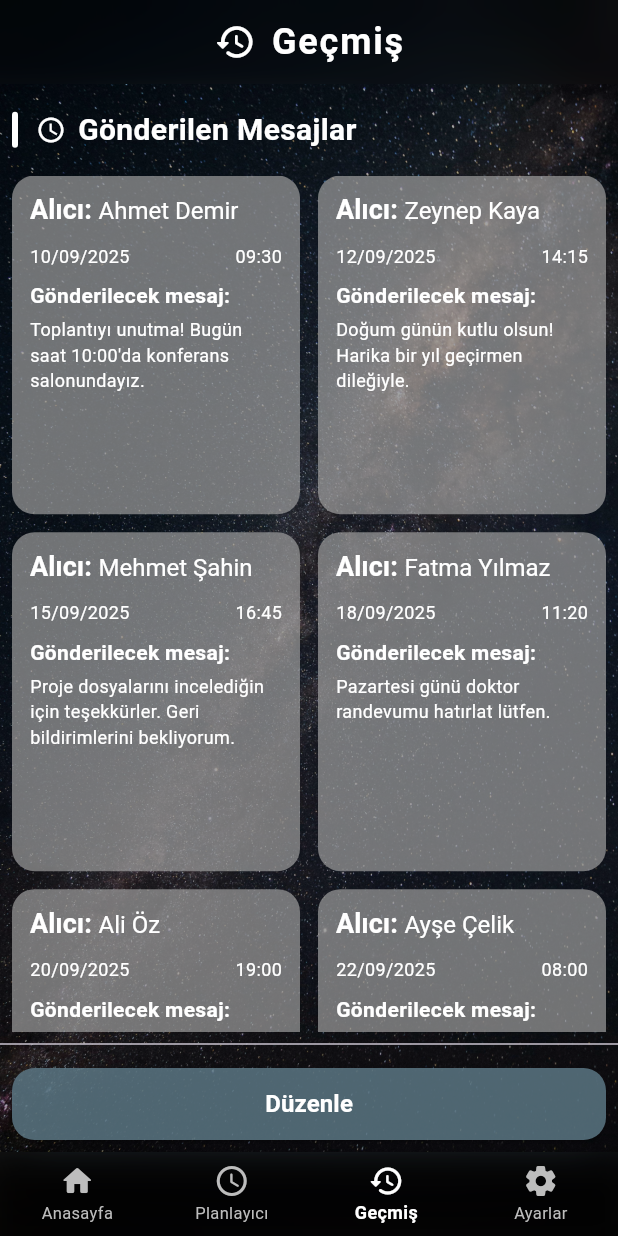
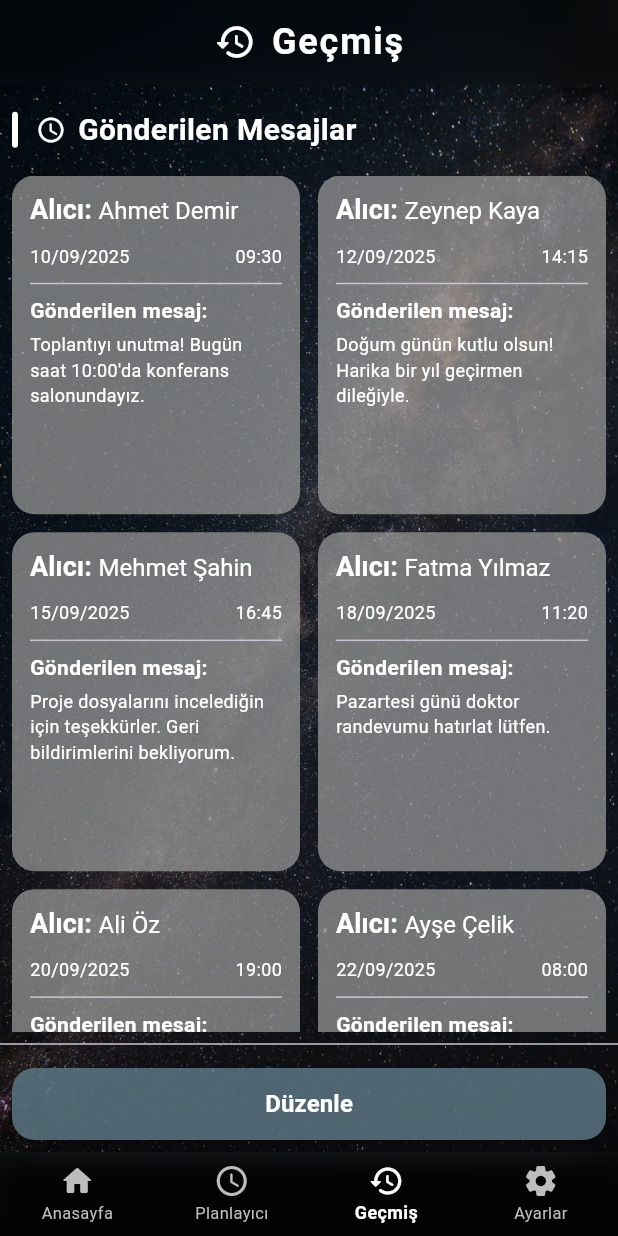
Before and after one commit to BurakYucelPY/WhatsAppBot, a Flutter app: the screen it shows after launch, item 3 of the bottom bar chosen, on a phone screen of 412 x 824 dp. Run offline on Flutter 3.47's test engine with Material 3 defaults, Android fonts, the phone set to English and light mode, and no system bars; our stand-ins replace go_router, table_calendar.

Commit message:
Basic UI fix

```diff
--- a/lib/screens/gecmis/gecmis_view.dart
+++ b/lib/screens/gecmis/gecmis_view.dart
@@ -219,13 +219,14 @@ class GecmisView extends StatelessWidget {
                             ),
                           ],
                         ),
-                        const SizedBox(height: 8),
+                        const SizedBox(height: 2),
+                        const Divider(),
                         Expanded(
                           child: Column(
                             crossAxisAlignment: CrossAxisAlignment.start,
                             children: [
                               const Text(
-                                'Gönderilecek mesaj:',
+                                'Gönderilen mesaj:',
                                 style: TextStyle(
                                   color: Colors.white,
                                   fontSize: 14,
--- a/lib/screens/planlayici/planlayici_view.dart
+++ b/lib/screens/planlayici/planlayici_view.dart
@@ -221,7 +221,8 @@ class PlanlayiciView extends StatelessWidget {
                                       ),
                                     ],
                                   ),
-                                  const SizedBox(height: 12),
+                                  const SizedBox(height: 2),
+                                  const Divider(),
                                   RichText(
                                     text: TextSpan(
                                       children: [
```
